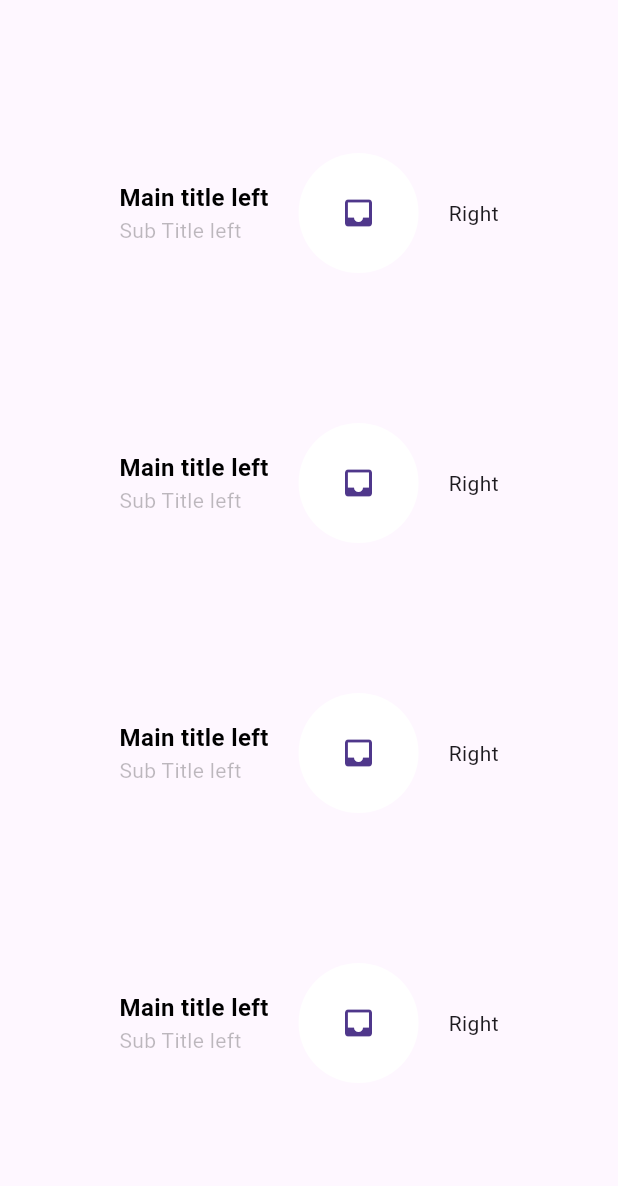
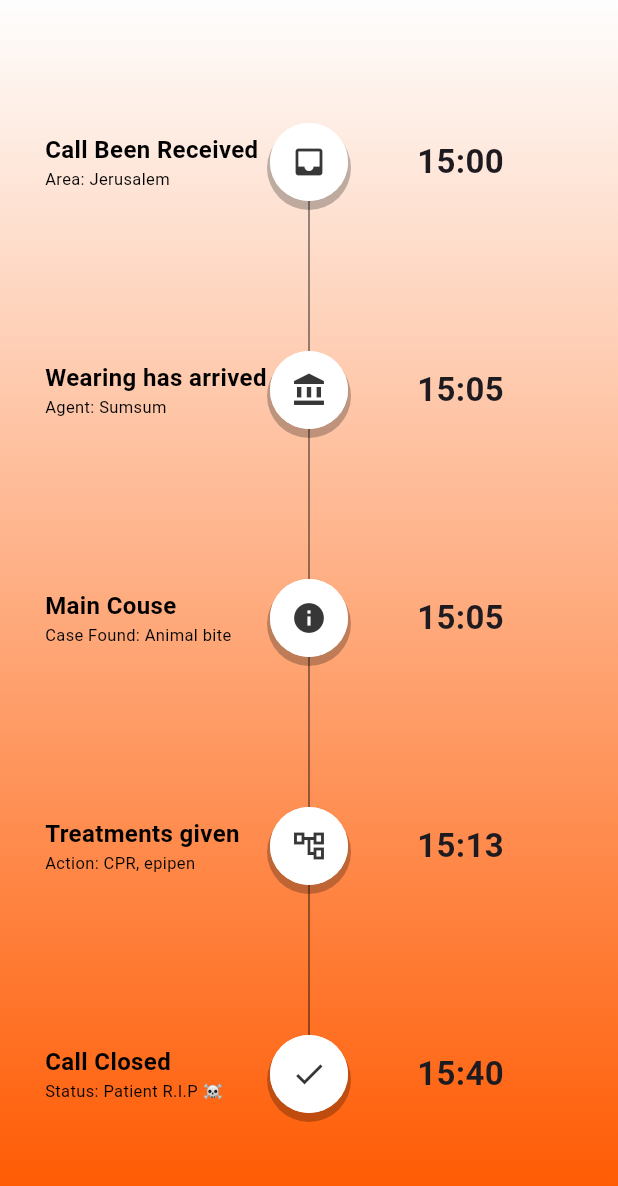
Before and after one commit to Meir-Crombie/ResQDoc-Hackthon, a Flutter app: the screen it shows after launch, on a phone screen of 412 x 824 dp. Shown: the top 1186 px of the screen. Run offline on Flutter 3.47's test engine with Material 3 defaults, Android fonts, the phone set to English and light mode, and no system bars; our stand-ins replace just_audio, permission_handler; missing offline and left inert: record.

Commit message:
The strucuter has been done

```diff
--- a/frontend/lib/Screens/SummeryScreen.dart
+++ b/frontend/lib/Screens/SummeryScreen.dart
@@ -1,30 +1,90 @@
 import 'package:flutter/material.dart';
 import 'package:frontend/widgets/RowOfContent.dart';
+import 'package:frontend/widgets/RowOfContent.dart';
 
-const double? space = 100;
+const double spaceBetweenNodes = 100;
+const double widthOfLine = 1.1;
+const int startColor = 0xffffFF5900;
+const int endColor = 0xffffFEFEFE;
 
 class SummeryScreeen extends StatelessWidget {
+  const SummeryScreeen({super.key});
   @override
   Widget build(BuildContext context) {
     return Scaffold(
-      body: Center(
+      body: Container(
+        //Gradient coloring
+        decoration: BoxDecoration(
+          gradient: LinearGradient(
+            begin: Alignment.bottomCenter,
+            end: Alignment.topCenter,
+            stops: [0.025, 1.0], // Start at 20% from bottom
+            colors: [
+              Color(startColor),
+              Color(endColor),
+            ],
+          ),
+        ),
+        child: Center(
           child: Column(
             mainAxisAlignment: MainAxisAlignment.center,
             children: [
-            Rowofcontent(),
-            SizedBox(
-              height: space,
+              RowofContent(
+                mainTitleLeft: "Call Been Received",
+                subTitleLeft: "Area: Jerusalem",
+                clockValue: "15:00",
+                icon: Icons.inbox,
               ),
-            Rowofcontent(),
-            SizedBox(
-              height: space,
+              Container(
+                width: widthOfLine, // Line thickness
+                height: spaceBetweenNodes, // Line height
+                color: const Color.fromARGB(255, 0, 0, 0).withOpacity(0.5),
+                margin: EdgeInsets.symmetric(horizontal: 10),
               ),
-            Rowofcontent(),
-            SizedBox(
-              height: space,
+              RowofContent(
+                mainTitleLeft: "Wearing has arrived",
+                subTitleLeft: "Agent: Sumsum",
+                clockValue: "15:05",
+                icon: Icons.account_balance,
               ),
-            Rowofcontent(),
+              Container(
+                width: widthOfLine, // Line thickness
+                height: spaceBetweenNodes, // Line height
+                color: const Color.fromARGB(255, 0, 0, 0).withOpacity(0.5),
+                margin: EdgeInsets.symmetric(horizontal: 10),
+              ),
+              RowofContent(
+                mainTitleLeft: "Main Couse",
+                subTitleLeft: "Case Found: Animal bite",
+                clockValue: "15:05",
+                icon: Icons.info,
+              ),
+              Container(
+                width: widthOfLine, // Line thickness
+                height: spaceBetweenNodes, // Line height
+                color: const Color.fromARGB(255, 0, 0, 0).withOpacity(0.5),
+                margin: EdgeInsets.symmetric(horizontal: 10),
+              ),
+              RowofContent(
+                mainTitleLeft: "Treatments given",
+                subTitleLeft: "Action: CPR, epipen",
+                clockValue: "15:13",
+                icon: Icons.account_tree_outlined,
+              ),
+              Container(
+                width: widthOfLine, // Line thickness
+                height: spaceBetweenNodes, // Line height
+                color: const Color.fromARGB(255, 0, 0, 0).withOpacity(0.5),
+                margin: EdgeInsets.symmetric(horizontal: 10),
+              ),
+              RowofContent(
+                mainTitleLeft: "Call Closed",
+                subTitleLeft: "Status: Patient R.I.P ☠️",
+                clockValue: "15:40",
+                icon: Icons.check,
+              ),
             ],
+          ),
         ),
       ),
     );
--- a/frontend/lib/widgets/LeftText.dart
+++ b/frontend/lib/widgets/LeftText.dart
@@ -17,7 +17,7 @@ class LeftText extends StatelessWidget {
         Text(
           mainTitle,
           style: TextStyle(
-            color: Colors.black,
+            color: const Color.fromARGB(255, 0, 0, 0),
             fontWeight: FontWeight.bold,
             fontSize: 16,
           ),
@@ -25,8 +25,8 @@ class LeftText extends StatelessWidget {
         Text(
           subTitle,
           style: TextStyle(
-            color: Colors.black26,
-            fontSize: 14,
+            color: const Color.fromARGB(255, 0, 0, 0),
+            fontSize: 11,
           ),
         ),
       ],
--- a/frontend/lib/widgets/RightText.dart
+++ b/frontend/lib/widgets/RightText.dart
@@ -1,8 +1,25 @@
 import 'package:flutter/material.dart';
 
 class RightText extends StatelessWidget {
+  const RightText({
+    super.key,
+    required this.clock,
+  });
+  final String clock;
+
   @override
   Widget build(BuildContext context) {
-    return Text("Right");
+    return Column(
+      crossAxisAlignment: CrossAxisAlignment.center,
+      children: [
+        Text(
+          clock,
+          style: TextStyle(
+            fontSize: 22,
+            fontWeight: FontWeight.bold,
+          ),
+        ),
+      ],
+    );
   }
 }
--- a/frontend/lib/widgets/RowOfContent.dart
+++ b/frontend/lib/widgets/RowOfContent.dart
@@ -1,32 +1,62 @@
 import 'package:flutter/material.dart';
+import 'package:frontend/widgets/LeftText.dart';
 import 'package:frontend/widgets/RightText.dart';
-import 'package:frontend/widgets/LeftText.dart';
 
-const double? space = 20;
+class RowofContent extends StatelessWidget {
+  const RowofContent({
+    super.key,
+    required this.mainTitleLeft,
+    required this.subTitleLeft,
+    required this.clockValue,
+    required this.icon,
+  });
+  final IconData icon;
+  final String mainTitleLeft;
+  final String subTitleLeft;
+  final String clockValue;
 
-class Rowofcontent extends StatelessWidget {
   @override
   Widget build(BuildContext context) {
-    return Row(
+    return Container(
+      padding: EdgeInsets.symmetric(horizontal: 30),
+      child: Row(
         mainAxisAlignment: MainAxisAlignment.center,
         children: [
-        LeftText(
-          mainTitle: "Main title left",
-          subTitle: "Sub Title left",
+          Expanded(
+            child: LeftText(
+              mainTitle: mainTitleLeft,
+              subTitle: subTitleLeft,
             ),
-        SizedBox(
-          width: space,
           ),
-        CircleAvatar(
+          Container(
+            decoration: BoxDecoration(
+              shape: BoxShape.circle,
+              color: Colors.white,
+              boxShadow: [
+                BoxShadow(
+                  color: Colors.black.withOpacity(0.25),
+                  spreadRadius: 2,
+                  offset: Offset(0, 4),
+                ),
+              ],
+            ),
+            child: CircleAvatar(
+              radius: 26,
               backgroundColor: Colors.white,
-          radius: 40,
-          child: Icon(Icons.inbox),
+              child: Icon(
+                icon,
+                size: 24,
+                color: const Color.fromARGB(255, 56, 55, 55),
               ),
-        SizedBox(
-          width: space,
             ),
-        RightText(),
+          ),
+          Expanded(
+            child: RightText(
+              clock: clockValue,
+            ),
+          ),
         ],
+      ),
     );
   }
 }
```
Lines whose indentation alone changed are shown as unchanged.
